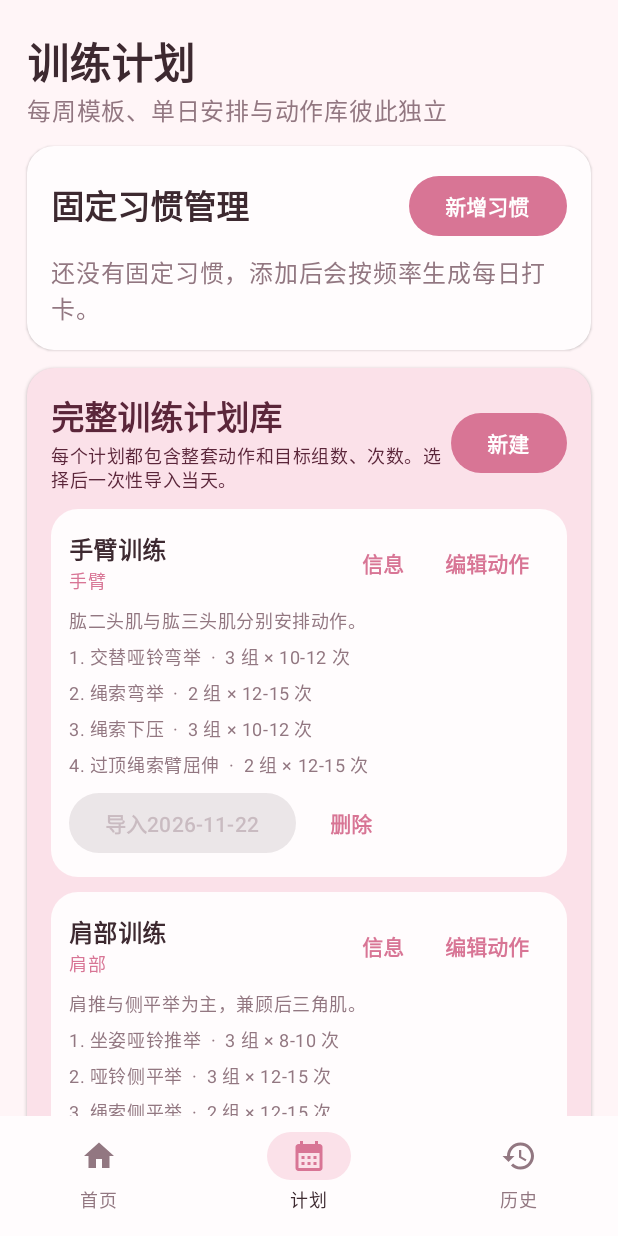
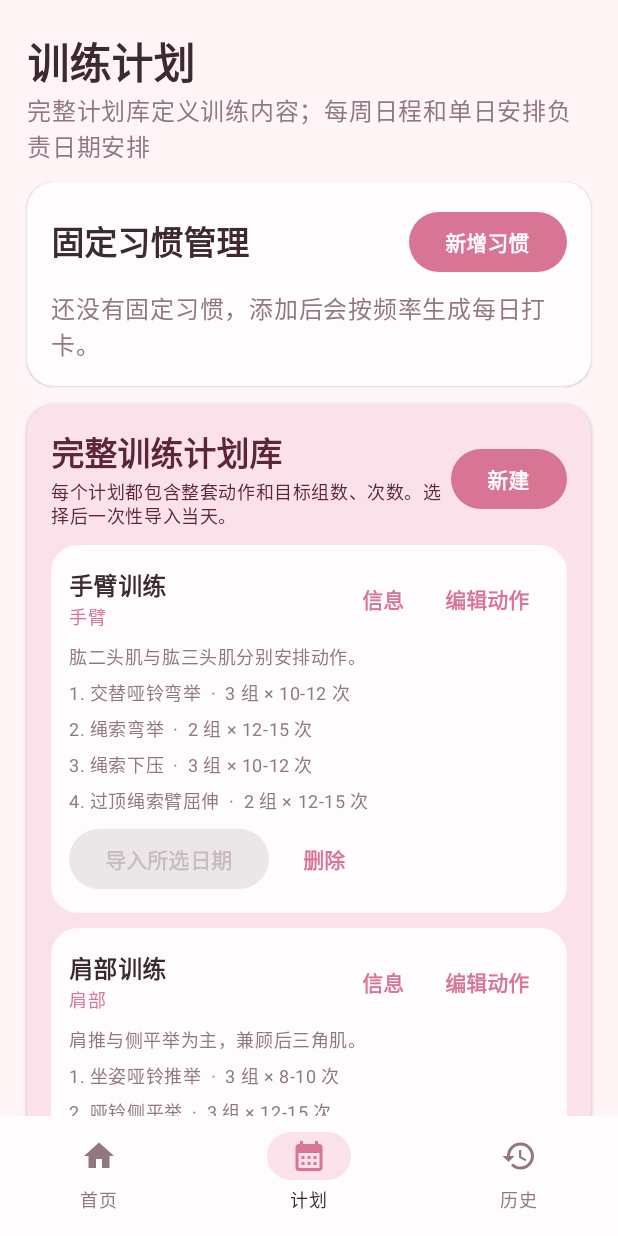
Before and after one commit to BXXDMHHH/DailyFit, an Android app built with Jetpack Compose: the PlanScreen screen opened through its navigation route, on a phone screen of 412 x 824 dp. Run offline under Robolectric (Android 15) with nearby library versions, the phone set to English and light mode, and no system bars; our stand-ins replace Room's generated code.

Commit message:
Clarify complete plan library and selected-date import UI

```diff
--- a/app/src/main/java/com/dailyfit/app/feature/plan/PlanScreen.kt
+++ b/app/src/main/java/com/dailyfit/app/feature/plan/PlanScreen.kt
@@ -65,7 +65,7 @@ fun PlanScreen(viewModel: PlanViewModel, habitViewModel: HabitViewModel, modifie
         item {
             Column(Modifier.padding(top = 20.dp)) {
                 Text("训练计划", style = MaterialTheme.typography.headlineMedium)
-                Text("每周模板、单日安排与动作库彼此独立", color = MaterialTheme.colorScheme.onSurfaceVariant)
+                Text("完整计划库定义训练内容；每周日程和单日安排负责日期安排", color = MaterialTheme.colorScheme.onSurfaceVariant)
             }
         }
         item { HabitManagementSection(state = habitState, viewModel = habitViewModel) }
@@ -116,7 +116,7 @@ fun PlanScreen(viewModel: PlanViewModel, habitViewModel: HabitViewModel, modifie
                                     Button(
                                         onClick = { pendingTemplateImport = template },
                                         enabled = !state.isLoading && templateActions.isNotEmpty() && state.dailyPlans.any { it.isPrimary && it.status == "PLANNED" }
-                                    ) { Text("导入${state.selectedDate}") }
+                                    ) { Text("导入所选日期") }
                                     TextButton(onClick = { deletingTemplate = template }) { Text("删除") }
                                 }
                             }
```
